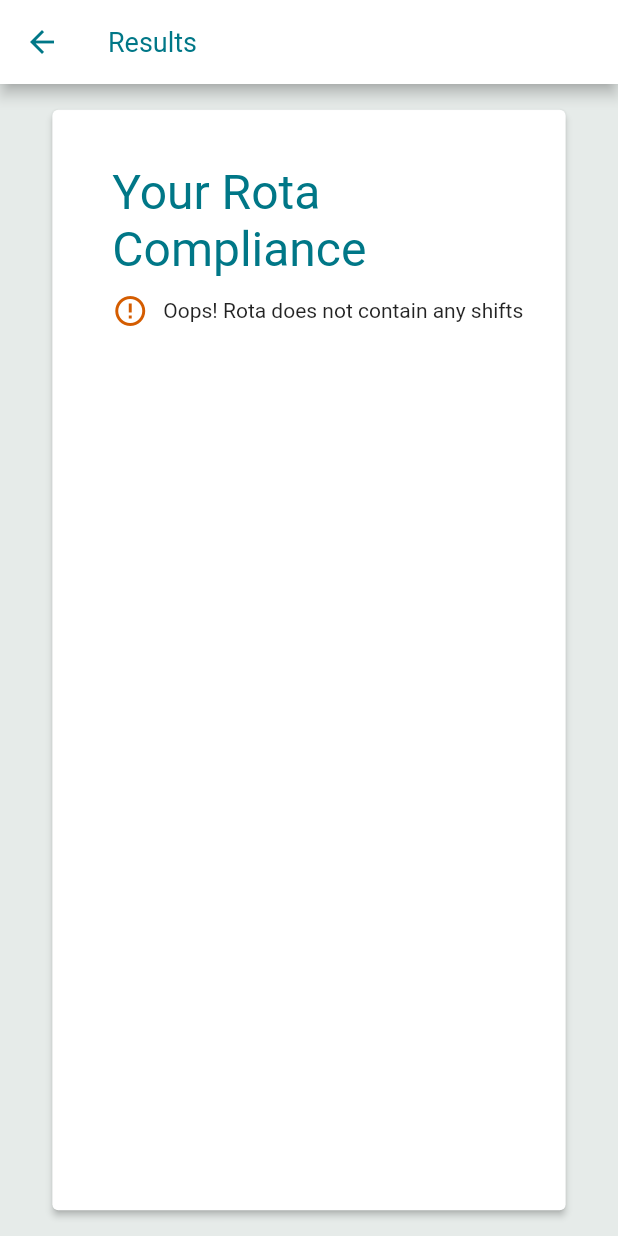
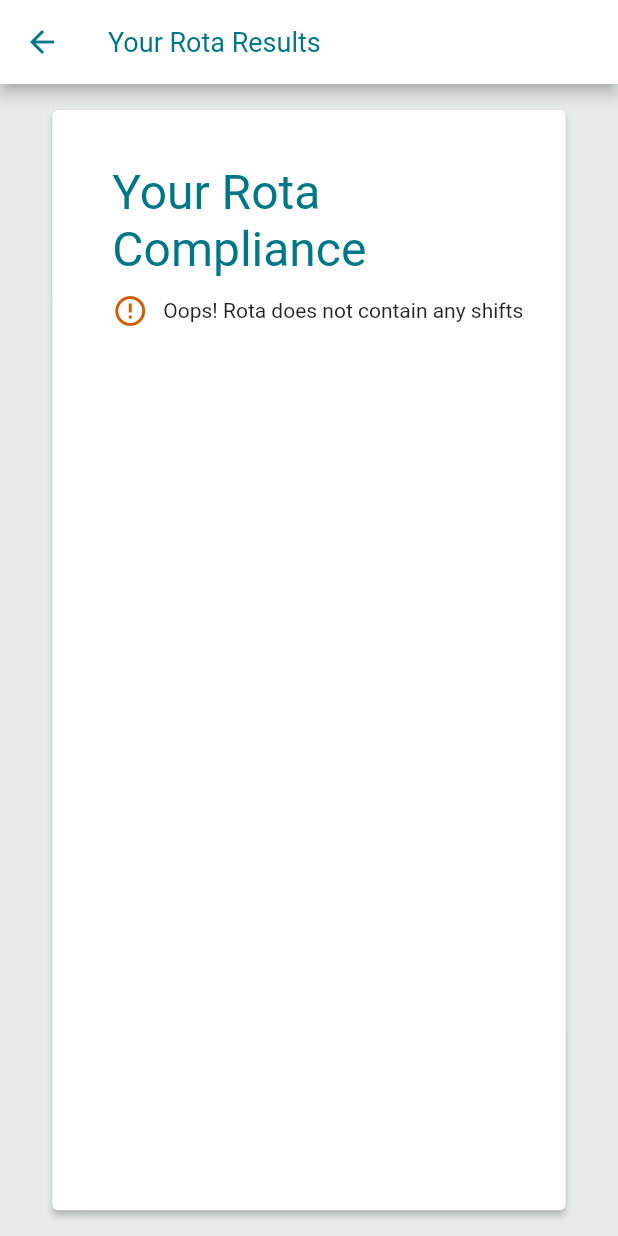
Before and after one commit to CourtneyOB/rota_checker, a Flutter app: the ResultsPage screen opened by its route, on a phone screen of 412 x 824 dp. Run offline on Flutter 3.47's test engine with Material 2 defaults, Android fonts, the phone set to English and light mode, and no system bars; our stand-ins replace auto_size_text, flutter_riverpod, mask_text_input_formatter, shared_preferences; missing offline and left inert: week_of_year; accounts and stored records are empty.

Commit message:
cosmetic changes

```diff
--- a/lib/screens/resultspage.dart
+++ b/lib/screens/resultspage.dart
@@ -30,7 +30,7 @@ class ResultsPage extends ConsumerWidget {
     return Scaffold(
       appBar: AppBar(
         backgroundColor: Colors.white,
-        title: Text('Results'),
+        title: Text('Your Rota Results'),
       ),
       body: Container(
         color: kBackground,
```
